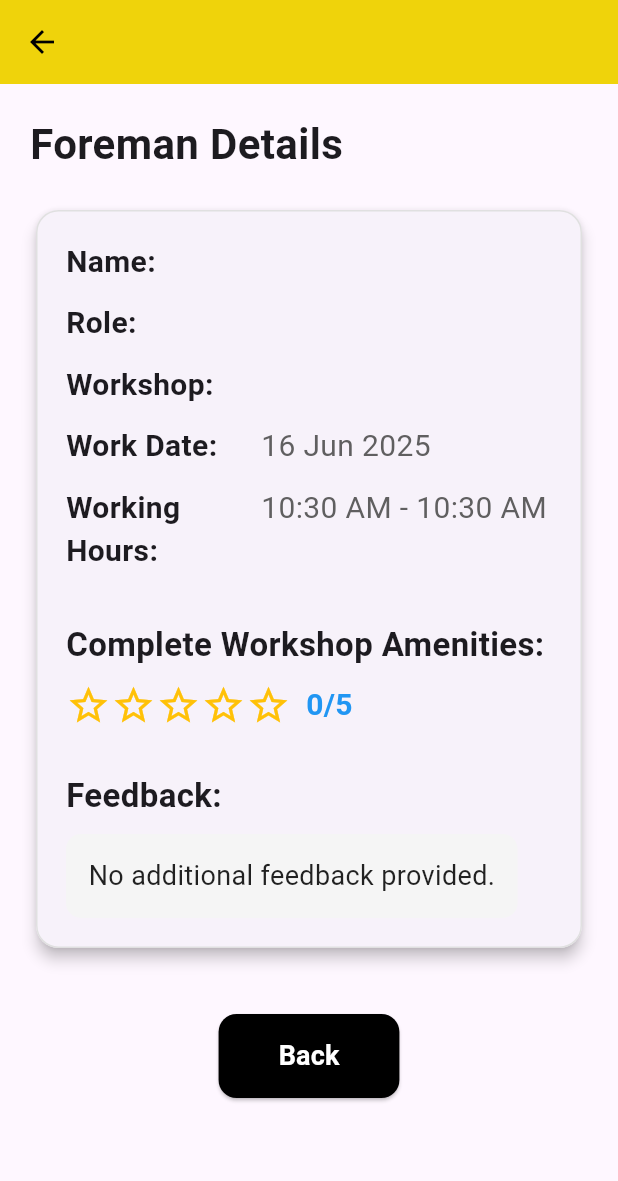
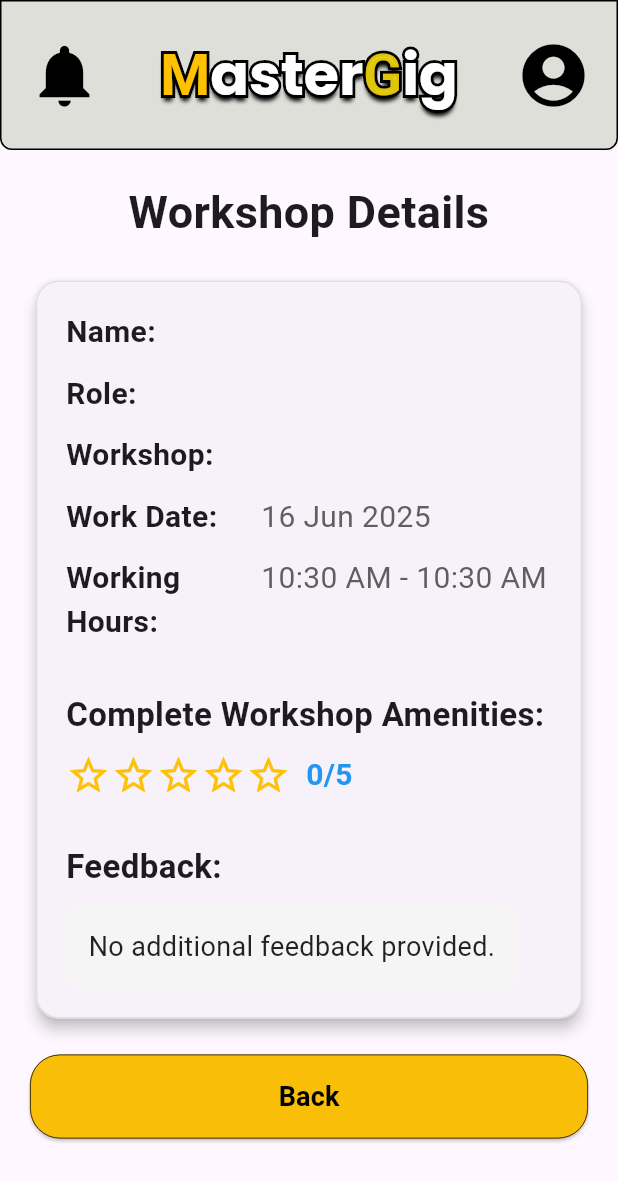
Before and after one commit to HarithZulhairi/mastergig, a Flutter app: the foremanRatingViewPage screen opened directly with empty values, on a phone screen of 412 x 824 dp. Shown: the top 1181 px of the screen. Run offline on Flutter 3.47's test engine with Material 3 defaults, Android fonts, the phone set to English and light mode, and no system bars; our stand-ins replace cloud_firestore, firebase_core, flutter_dotenv, get, google_fonts; missing offline and left inert: flutter_stripe; accounts and stored records are empty.

Commit message:
foreman rating

```diff
--- a/lib/pages/manage_rating/foremanRatingAddFormPage.dart
+++ b/lib/pages/manage_rating/foremanRatingAddFormPage.dart
@@ -173,8 +173,8 @@
                     const SizedBox(height: 15),
                     _buildTextField(
                       label: 'Role',
-                    controller: _roleController..text = 'Owner',
-                    hint: 'Owner',
+                    controller: _roleController..text = 'Foreman',
+                    hint: 'Foreman',
                     validator: null,
                     readOnly: true,
                     ),
--- a/lib/pages/manage_rating/foremanRatingViewPage.dart
+++ b/lib/pages/manage_rating/foremanRatingViewPage.dart
@@ -1,5 +1,8 @@
 import 'package:flutter/material.dart';
 import 'package:mastergig_app/domain/Rating/Rating.dart';
+import 'package:mastergig_app/widgets/foremanHeader.dart';
+import 'package:mastergig_app/widgets/foremanFooter.dart';
+import 'package:mastergig_app/pages/manage_rating/foremanRatingPage.dart';
 import 'package:intl/intl.dart';
 
 class foremanRatingViewPage extends StatelessWidget {
@@ -10,23 +13,19 @@
   @override
   Widget build(BuildContext context) {
     return Scaffold(
-      appBar: AppBar(
-        title: Text(rating.name),
-        backgroundColor: const Color(0xFFEFD30B),
-        foregroundColor: Colors.black,
-      ),
+      appBar: foremanHeader(context),
       body: SingleChildScrollView(
         padding: const EdgeInsets.all(20),
         child: Column(
-          crossAxisAlignment: CrossAxisAlignment.start,
           children: [
             // Title above the card
             const Text(
-              'Foreman Details',
+              'Workshop Details',
               style: TextStyle(
-                fontSize: 28,
+                fontSize: 30,
                 fontWeight: FontWeight.bold,
               ),
+              textAlign: TextAlign.center,
             ),
             const SizedBox(height: 20),
 
@@ -96,26 +95,42 @@
             ),
 
             // Back Button
-            const SizedBox(height: 40),
-            Center(
+            const SizedBox(height: 20),
+            Row(
+              mainAxisSize: MainAxisSize.min,
+              children: [
+                Expanded(
                   child: ElevatedButton(
-                onPressed: () => Navigator.pop(context),
+                    onPressed: () {
+                      Navigator.push(
+                        context,
+                        MaterialPageRoute(
+                          builder: (context) => foremanRatingPage(),
+                        ),
+                      );
+                    },
                     style: ElevatedButton.styleFrom(
-                  backgroundColor: Colors.black,
-                  padding: const EdgeInsets.symmetric(horizontal: 40, vertical: 15),
+                      backgroundColor: const Color(0xFFF9BE08),
+                      padding: const EdgeInsets.symmetric(vertical: 15),
                       shape: RoundedRectangleBorder(
-                    borderRadius: BorderRadius.circular(12),
+                        borderRadius: BorderRadius.circular(20),
+                        side: const BorderSide(
+                          color: Colors.black,
+                          width: 0.5,
+                        ),
                       ),
                     ),
                     child: const Text(
                       'Back',
                       style: TextStyle(
+                        color: Colors.black,
                         fontSize: 18,
-                    color: Colors.white,
                         fontWeight: FontWeight.bold,
                       ),
                     ),
                   ),
+                ),
+              ],
             ),
           ],
         ),
--- a/lib/pages/manage_rating/ownerRatingEditFormPage.dart
+++ b/lib/pages/manage_rating/ownerRatingEditFormPage.dart
@@ -1,5 +1,4 @@
 import 'package:flutter/material.dart';
-import 'package:mastergig_app/pages/manage_rating/ownerRatingViewPage.dart';
 import 'package:mastergig_app/pages/manage_rating/ownerRatingPage.dart';
 import 'package:mastergig_app/widgets/ownerHeader.dart';
 import 'package:mastergig_app/widgets/ownerFooter.dart';
--- a/lib/pages/manage_rating/ownerRatingViewPage.dart
+++ b/lib/pages/manage_rating/ownerRatingViewPage.dart
@@ -3,7 +3,6 @@
 import 'package:mastergig_app/widgets/ownerHeader.dart';
 import 'package:mastergig_app/widgets/ownerFooter.dart';
 import 'package:mastergig_app/pages/manage_rating/ownerRatingPage.dart';
-
 import 'package:intl/intl.dart';
 
 class ownerRatingViewPage extends StatelessWidget {
```
Also changed, not shown: lib/pages/manage_rating/foremanRatingEditFormPage.dart (+51 -27 lines), lib/pages/manage_rating/foremanRatingPage.dart (+39 -31 lines). Lines whose indentation alone changed are shown as unchanged.
